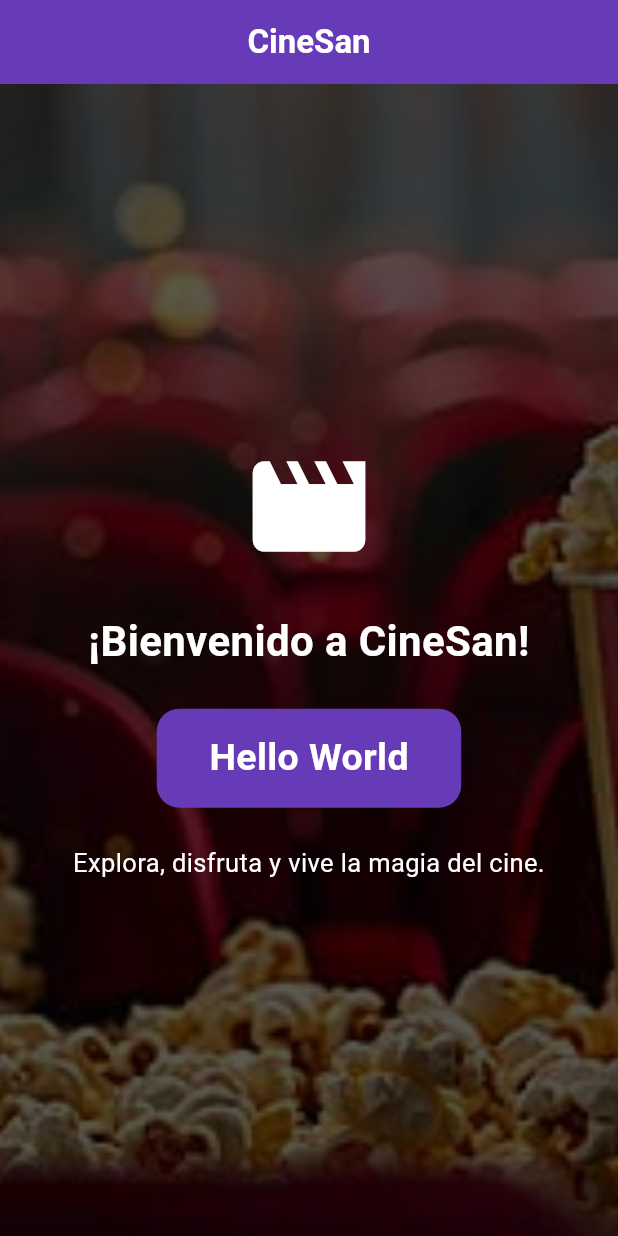
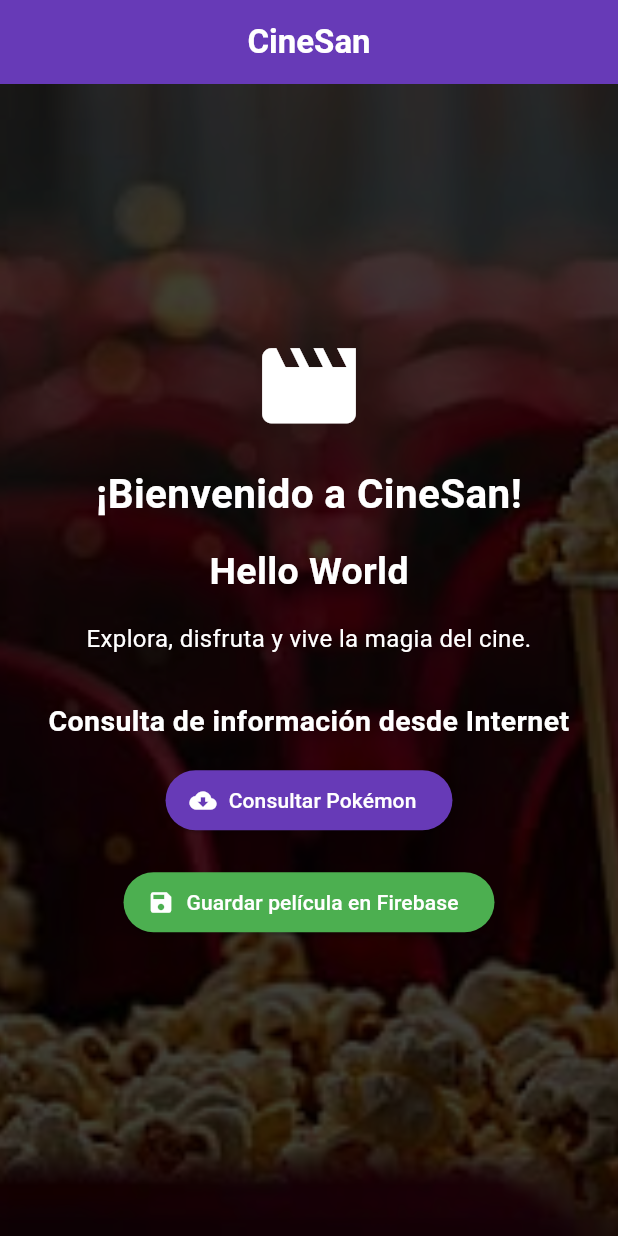
Before and after one commit to nenaadono81-web/LDSW_3.4.-Utilizacion-de-widgets, a Flutter app: the screen it shows after launch, on a phone screen of 412 x 824 dp. Run offline on Flutter 3.47's test engine with Material 3 defaults, Android fonts, the phone set to English and light mode, and no system bars; our stand-ins replace cloud_firestore, firebase_core; accounts and stored records are empty.

Commit message:
Se integra la aplicación a un servicio de base de datos: firebase

```diff
--- a/lib/main.dart
+++ b/lib/main.dart
@@ -1,7 +1,19 @@
+import 'dart:convert';
+import 'package:flutter/material.dart';
+import 'package:http/http.dart' as http;
+import 'package:firebase_core/firebase_core.dart';
+import 'package:cloud_firestore/cloud_firestore.dart';
+import 'firebase_options.dart';
 
-import 'package:flutter/material.dart';
+Future<void> main() async {
+  WidgetsFlutterBinding.ensureInitialized();
 
-void main() {
+  await Firebase.initializeApp(
+    options: DefaultFirebaseOptions.currentPlatform,
+  );
+
+  print('Firebase se inicializó correctamente');
+
   runApp(const CineSanApp());
 }
 
@@ -21,8 +33,81 @@ class CineSanApp extends StatelessWidget {
   }
 }
 
-class HomeScreen extends StatelessWidget {
+class HomeScreen extends StatefulWidget {
   const HomeScreen({super.key});
+
+  @override
+  State<HomeScreen> createState() => _HomeScreenState();
+}
+
+class _HomeScreenState extends State<HomeScreen> {
+  Map<String, dynamic>? pokemon;
+  bool cargando = false;
+  String? error;
+
+  String? mensajeFirebase;
+  bool guardandoFirebase = false;
+
+  Future<void> registrarPelicula() async {
+    setState(() {
+      guardandoFirebase = true;
+      mensajeFirebase = null;
+    });
+
+    try {
+      await FirebaseFirestore.instance.collection('peliculas').add({
+        'nombre': 'Intensamente 2',
+        'genero': 'Animación',
+        'anio': 2024,
+        'fechaRegistro': FieldValue.serverTimestamp(),
+      });
+
+      setState(() {
+        mensajeFirebase = '¡Película guardada correctamente en Firebase!';
+      });
+    } catch (e) {
+      setState(() {
+        mensajeFirebase = 'Error al guardar la película: $e';
+      });
+    } finally {
+      setState(() {
+        guardandoFirebase = false;
+      });
+    }
+  }
+
+  // Función para consultar datos desde Internet
+  Future<void> consultarPokemon() async {
+    setState(() {
+      cargando = true;
+      error = null;
+      pokemon = null;
+    });
+
+    try {
+      final respuesta = await http.get(
+        Uri.parse('https://pokeapi.co/api/v2/pokemon/pikachu'),
+      );
+
+      if (respuesta.statusCode == 200) {
+        setState(() {
+          pokemon = jsonDecode(respuesta.body);
+        });
+      } else {
+        setState(() {
+          error = 'No se pudo obtener la información.';
+        });
+      }
+    } catch (e) {
+      setState(() {
+        error = 'Error de conexión. Revisa tu Internet.';
+      });
+    } finally {
+      setState(() {
+        cargando = false;
+      });
+    }
+  }
 
   @override
   Widget build(BuildContext context) {
@@ -30,9 +115,7 @@ class HomeScreen extends StatelessWidget {
       appBar: AppBar(
         title: const Text(
           'CineSan',
-          style: TextStyle(
-            fontWeight: FontWeight.bold,
-          ),
+          style: TextStyle(fontWeight: FontWeight.bold),
         ),
         centerTitle: true,
         backgroundColor: Colors.deepPurple,
@@ -49,73 +132,162 @@ class HomeScreen extends StatelessWidget {
             ),
           ),
 
-          // Capa oscura sobre la imagen
+          // Capa oscura
           Positioned.fill(
             child: Container(
-              color: Colors.black.withValues(alpha: 0.65),
+              color: Colors.black.withValues(alpha: 0.75),
             ),
           ),
 
-          // Contenido de bienvenida
+          // Contenido principal
           Center(
-            child: Padding(
+            child: SingleChildScrollView(
               padding: const EdgeInsets.all(20),
-
               child: Column(
                 mainAxisAlignment: MainAxisAlignment.center,
                 children: [
-                  // Icono relacionado con películas
                   const Icon(
                     Icons.movie_creation,
-                    size: 90,
+                    size: 75,
                     color: Colors.white,
                   ),
 
-                  const SizedBox(height: 25),
+                  const SizedBox(height: 15),
 
-                  // Mensaje de bienvenida
                   const Text(
                     '¡Bienvenido a CineSan!',
                     textAlign: TextAlign.center,
                     style: TextStyle(
-                      fontSize: 28,
+                      fontSize: 27,
                       fontWeight: FontWeight.bold,
                       color: Colors.white,
                     ),
                   ),
 
-                  const SizedBox(height: 25),
+                  const SizedBox(height: 15),
 
-                  // Texto solicitado por el profesor
-                  Container(
-                    padding: const EdgeInsets.symmetric(
-                      horizontal: 35,
-                      vertical: 15,
-                    ),
-                    decoration: BoxDecoration(
-                      color: Colors.deepPurple,
-                      borderRadius: BorderRadius.circular(15),
-                    ),
-                    child: const Text(
-                      'Hello World',
-                      style: TextStyle(
-                        fontSize: 25,
-                        fontWeight: FontWeight.bold,
-                        color: Colors.white,
-                      ),
+                  const Text(
+                    'Hello World',
+                    style: TextStyle(
+                      fontSize: 25,
+                      fontWeight: FontWeight.bold,
+                      color: Colors.white,
                     ),
                   ),
 
-                  const SizedBox(height: 25),
+                  const SizedBox(height: 15),
 
                   const Text(
                     'Explora, disfruta y vive la magia del cine.',
                     textAlign: TextAlign.center,
                     style: TextStyle(
-                      fontSize: 17,
+                      fontSize: 16,
                       color: Colors.white,
                     ),
                   ),
+
+                  const SizedBox(height: 30),
+
+                  const Text(
+                    'Consulta de información desde Internet',
+                    textAlign: TextAlign.center,
+                    style: TextStyle(
+                      fontSize: 19,
+                      fontWeight: FontWeight.bold,
+                      color: Colors.white,
+                    ),
+                  ),
+
+                  const SizedBox(height: 15),
+
+                  ElevatedButton.icon(
+                    onPressed: cargando ? null : consultarPokemon,
+                    icon: const Icon(Icons.cloud_download),
+                    label: const Text('Consultar Pokémon'),
+                    style: ElevatedButton.styleFrom(
+                      backgroundColor: Colors.deepPurple,
+                      foregroundColor: Colors.white,
+                    ),
+                  ),
+
+                  const SizedBox(height: 20),
+
+                  ElevatedButton.icon(
+                    onPressed: guardandoFirebase ? null : registrarPelicula,
+                    icon: const Icon(Icons.save),
+                    label: const Text('Guardar película en Firebase'),
+                    style: ElevatedButton.styleFrom(
+                      backgroundColor: Colors.green,
+                      foregroundColor: Colors.white,
+                    ),
+                  ),
+
+                  const SizedBox(height: 15),
+
+                  if (guardandoFirebase)
+                    const CircularProgressIndicator(color: Colors.white),
+
+                  if (mensajeFirebase != null)
+                    Text(
+                      mensajeFirebase!,
+                      textAlign: TextAlign.center,
+                      style: const TextStyle(
+                        color: Colors.white,
+                        fontSize: 16,
+                        fontWeight: FontWeight.bold,
+                      ),
+                    ),
+
+                  const SizedBox(height: 20),
+
+                  if (cargando)
+                    const CircularProgressIndicator(
+                      color: Colors.white,
+                    ),
+
+                  if (error != null)
+                    Text(
+                      error!,
+                      textAlign: TextAlign.center,
+                      style: const TextStyle(
+                        color: Colors.redAccent,
+                        fontSize: 16,
+                      ),
+                    ),
+
+                  if (pokemon != null) ...[
+                    Card(
+                      child: Padding(
+                        padding: const EdgeInsets.all(15),
+                        child: Column(
+                          children: [
+                            Image.network(
+                              pokemon!['sprites']['front_default'],
+                              height: 120,
+                              errorBuilder: (context, error, stackTrace) {
+                                return const Text(
+                                  'No se pudo cargar la imagen',
+                                );
+                              },
+                            ),
+
+                            Text(
+                              pokemon!['name'].toString().toUpperCase(),
+                              style: const TextStyle(
+                                fontSize: 22,
+                                fontWeight: FontWeight.bold,
+                              ),
+                            ),
+
+                            Text(
+                              'Número: ${pokemon!['id']}',
+                              style: const TextStyle(fontSize: 16),
+                            ),
+                          ],
+                        ),
+                      ),
+                    ),
+                  ],
                 ],
               ),
             ),
--- a/pubspec.yaml
+++ b/pubspec.yaml
@@ -34,6 +34,9 @@ dependencies:
   # The following adds the Cupertino Icons font to your application.
   # Use with the CupertinoIcons class for iOS style icons.
   cupertino_icons: ^1.0.8
+  http: ^1.6.0
+  firebase_core: ^5.2.0
+  cloud_firestore: ^7.2.0
 
 dev_dependencies:
   flutter_test:
```
Also changed, not shown: firebase.json (added), lib/firebase_options.dart (added), pubspec.lock, 6 other files.
